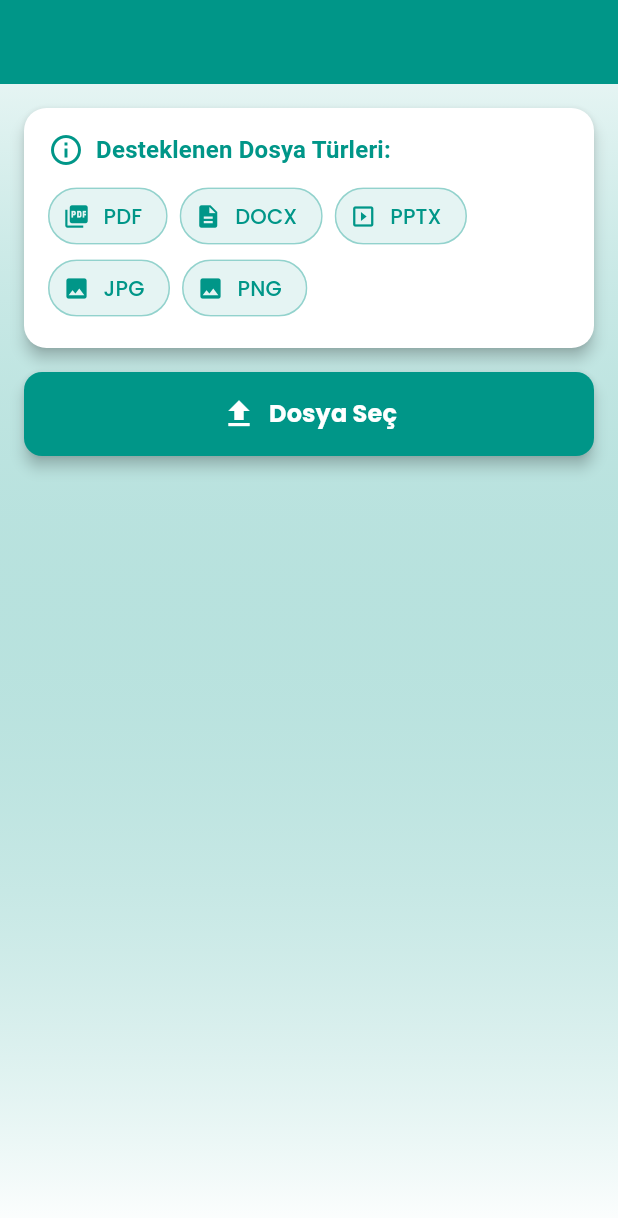
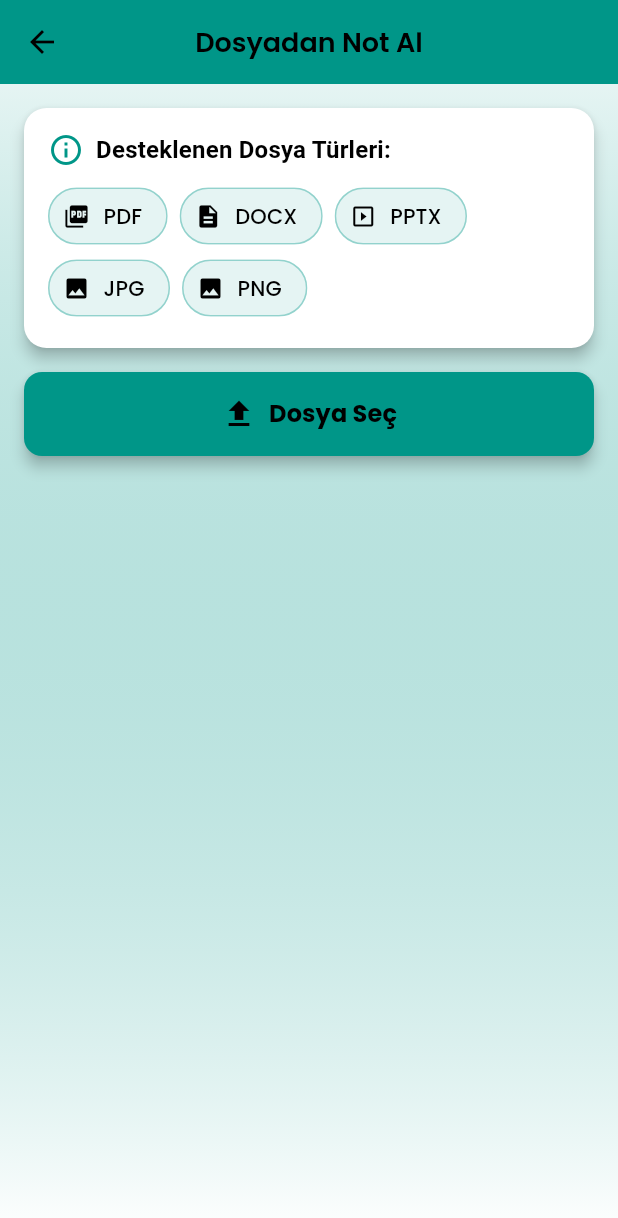
Before and after one commit to sarkozy543/Note_App, a Flutter app: the screen it shows after launch, after a tap on the "insert drive file" icon, on a phone screen of 412 x 824 dp. Shown: the top 1218 px of the screen. Run offline on Flutter 3.47's test engine with Material 3 defaults, Android fonts, the phone set to English and light mode, and no system bars; our stand-ins replace file_picker, google_fonts, sqflite, webview_flutter; missing offline and left inert: google_mlkit_text_recognition, syncfusion_flutter_pdfviewer; accounts and stored records are empty.

Commit message:
Metin ve ikon renkleri siyah

```diff
--- a/lib/main.dart
+++ b/lib/main.dart
@@ -119,13 +119,13 @@ class _MainNotesPageState extends State<MainNotesPage> {
             : notes.isEmpty
                 ? const Text(
                     'Henüz Not Yok',
-                    style: TextStyle(color: Colors.white, fontSize: 24),
+                    style: TextStyle(color: Colors.black, fontSize: 24), // <-- Rengi siyah yaptık
                   )
                 : buildNotes(),
       ),
       floatingActionButton: FloatingActionButton(
         backgroundColor: Theme.of(context).colorScheme.primary,
-        child: const Icon(Icons.add),
+        child: const Icon(Icons.add, color: Colors.black), // <-- Rengi siyah yaptık
         onPressed: () async {
           await Navigator.of(context).push(
             MaterialPageRoute(builder: (ctx) => const AddEditNotePage()),
@@ -196,7 +196,7 @@ class NoteCardWidget extends StatelessWidget {
           children: [
             Text(
               time,
-              style: TextStyle(color: Colors.grey.shade700),
+              style: TextStyle(color: Colors.black), // <-- Rengi siyah yaptık
             ),
             const SizedBox(height: 4),
             Text(
--- a/lib/pages/file_text_extractor_page.dart
+++ b/lib/pages/file_text_extractor_page.dart
@@ -244,7 +244,7 @@ class _FileTextExtractorPageState extends State<FileTextExtractorPage> {
                           child: Text(
                             'Desteklenen Dosya Türleri:',
                             style: Theme.of(context).textTheme.titleMedium?.copyWith(
-                              color: Theme.of(context).colorScheme.primary,
+                              color: Colors.black,
                               fontWeight: FontWeight.bold,
                             ),
                           ),
@@ -278,7 +278,7 @@ class _FileTextExtractorPageState extends State<FileTextExtractorPage> {
                   ),
                   elevation: 4,
                   backgroundColor: Theme.of(context).colorScheme.primary,
-                  foregroundColor: Theme.of(context).colorScheme.onPrimary,
+                  foregroundColor: Colors.black,
                   minimumSize: const Size(double.infinity, 50),
                 ),
                 child: Row(
@@ -287,6 +287,7 @@ class _FileTextExtractorPageState extends State<FileTextExtractorPage> {
                     Icon(
                       _isLoading ? Icons.hourglass_empty : Icons.file_upload,
                       size: 24,
+                      color: Colors.black,
                     ),
                     const SizedBox(width: 8),
                     Text(
@@ -294,6 +295,7 @@ class _FileTextExtractorPageState extends State<FileTextExtractorPage> {
                       style: const TextStyle(
                         fontSize: 16,
                         fontWeight: FontWeight.bold,
+                        color: Colors.black,
                       ),
                     ),
                   ],
@@ -311,15 +313,15 @@ class _FileTextExtractorPageState extends State<FileTextExtractorPage> {
                     borderRadius: BorderRadius.circular(10),
                   ),
                   child: ListTile(
-                    leading: const Icon(Icons.file_present),
+                    leading: const Icon(Icons.file_present, color: Colors.black),
                     title: Text(
                       'Seçilen Dosya:',
                       style: TextStyle(
-                        color: Theme.of(context).colorScheme.secondary,
+                        color: Colors.black,
                         fontWeight: FontWeight.w500,
                       ),
                     ),
-                    subtitle: Text(_fileName),
+                    subtitle: Text(_fileName, style: TextStyle(color: Colors.black)),
                   ),
                 ),
               ),
@@ -348,13 +350,13 @@ class _FileTextExtractorPageState extends State<FileTextExtractorPage> {
                           children: [
                             Icon(
                               Icons.text_fields,
-                              color: Theme.of(context).colorScheme.onPrimaryContainer,
+                              color: Colors.black,
                             ),
                             const SizedBox(width: 8),
                             Text(
                               'Metinden İstediğiniz Kısmı Seçin:',
                               style: TextStyle(
-                                color: Theme.of(context).colorScheme.onPrimaryContainer,
+                                color: Colors.black,
                                 fontWeight: FontWeight.bold,
                               ),
                             ),
@@ -368,7 +370,7 @@ class _FileTextExtractorPageState extends State<FileTextExtractorPage> {
                             child: SelectableText(
                               _extractedText,
                               style: TextStyle(
-                                color: Theme.of(context).colorScheme.onSurface,
+                                color: Colors.black,
                                 height: 1.5,
                               ),
                               onSelectionChanged: (selection, cause) {
@@ -404,13 +406,13 @@ class _FileTextExtractorPageState extends State<FileTextExtractorPage> {
                         children: [
                           Icon(
                             Icons.format_quote,
-                            color: Theme.of(context).colorScheme.secondary,
+                            color: Colors.black,
                           ),
                           const SizedBox(width: 8),
                           Text(
                             'Seçilen Metin:',
                             style: TextStyle(
-                              color: Theme.of(context).colorScheme.secondary,
+                              color: Colors.black,
                               fontWeight: FontWeight.bold,
                             ),
                           ),
@@ -420,7 +422,7 @@ class _FileTextExtractorPageState extends State<FileTextExtractorPage> {
                       Text(
                         _selectedText,
                         style: TextStyle(
-                          color: Theme.of(context).colorScheme.onSurface,
+                          color: Colors.black,
                         ),
                         maxLines: 3,
                         overflow: TextOverflow.ellipsis,
@@ -443,11 +445,11 @@ class _FileTextExtractorPageState extends State<FileTextExtractorPage> {
                             }
                           });
                         },
-                        icon: const Icon(Icons.note_add),
-                        label: const Text('Seçili Metni Nota Ekle'),
+                        icon: const Icon(Icons.note_add, color: Colors.black),
+                        label: const Text('Seçili Metni Nota Ekle', style: TextStyle(color: Colors.black)),
                         style: ElevatedButton.styleFrom(
                           backgroundColor: Theme.of(context).colorScheme.secondary,
-                          foregroundColor: Theme.of(context).colorScheme.onSecondary,
+                          foregroundColor: Colors.black,
                           padding: const EdgeInsets.symmetric(vertical: 12),
                           shape: RoundedRectangleBorder(
                             borderRadius: BorderRadius.circular(10),
@@ -469,12 +471,12 @@ class _FileTextExtractorPageState extends State<FileTextExtractorPage> {
       avatar: Icon(
         icon,
         size: 18,
-        color: Theme.of(context).colorScheme.primary,
+        color: Colors.black,
       ),
       label: Text(
         label,
         style: TextStyle(
-          color: Theme.of(context).colorScheme.primary,
+          color: Colors.black,
           fontWeight: FontWeight.w500,
         ),
       ),
--- a/lib/pages/note_add_to_existing_page.dart
+++ b/lib/pages/note_add_to_existing_page.dart
@@ -123,7 +123,7 @@ class _NoteAddToExistingPageState extends State<NoteAddToExistingPage> {
             : notes.isEmpty
                 ? const Text(
                     'Not bulunamadı. Lütfen önce bir not oluşturun.',
-                    style: TextStyle(color: Colors.white, fontSize: 18),
+                    style: TextStyle(color: Colors.black, fontSize: 18), // <-- Rengi siyah yaptık
                     textAlign: TextAlign.center,
                   )
                 : buildNotesGrid(),
@@ -155,7 +155,7 @@ class _NoteAddToExistingPageState extends State<NoteAddToExistingPage> {
                   children: [
                     Text(
                       DateFormat.yMMMd().format(note.createdTime),
-                      style: TextStyle(color: Colors.grey.shade700, fontSize: 12),
+                      style: TextStyle(color: Colors.black, fontSize: 12), // <-- Rengi siyah yaptık
                     ),
                     const SizedBox(height: 4),
                     Text(
@@ -171,7 +171,7 @@ class _NoteAddToExistingPageState extends State<NoteAddToExistingPage> {
                     const SizedBox(height: 4),
                     Text(
                       note.content,
-                      style: const TextStyle(color: Colors.black54, fontSize: 14),
+                      style: const TextStyle(color: Colors.black, fontSize: 14), // <-- Rengi siyah yaptık
                       maxLines: 4,
                       overflow: TextOverflow.ellipsis,
                     ),
--- a/lib/theme/app_theme.dart
+++ b/lib/theme/app_theme.dart
@@ -11,25 +11,25 @@ class AppTheme {
         secondary: AppColors.secondary,
         surface: AppColors.surface,
         background: AppColors.background,
-        onPrimary: Colors.white,
+        onPrimary: Colors.black,
         onSecondary: Colors.black,
-        onSurface: AppColors.text,
-        onBackground: AppColors.text,
+        onSurface: Colors.black,
+        onBackground: Colors.black,
       ),
 
       textTheme: GoogleFonts.poppinsTextTheme().copyWith(
         headlineLarge: TextStyle(
-          color: AppColors.text,
+          color: Colors.black,
           fontSize: 28,
           fontWeight: FontWeight.bold,
         ),
         titleMedium: TextStyle(
-          color: AppColors.text,
+          color: Colors.black,
           fontSize: 16,
           fontWeight: FontWeight.w600,
         ),
         bodyMedium: TextStyle(
-          color: AppColors.textLight,
+          color: Colors.black,
           fontSize: 14,
         ),
       ),
@@ -51,9 +51,9 @@ class AppTheme {
         backgroundColor: AppColors.surface,
         elevation: 0,
         centerTitle: true,
-        iconTheme: IconThemeData(color: AppColors.primary),
+        iconTheme: IconThemeData(color: Colors.black),
         titleTextStyle: GoogleFonts.poppins(
-          color: AppColors.primary,
+          color: Colors.black,
           fontSize: 18,
           fontWeight: FontWeight.w600,
         ),
--- a/lib/utils/constants.dart
+++ b/lib/utils/constants.dart
@@ -6,8 +6,8 @@ class AppColors {
   static const Color accent = Color(0xFF673AB7);       // Deep Purple
   static const Color background = Color(0xFFF5F5F5);   // Light Grey
   static const Color surface = Color(0xFFFFFFFF);      // White
-  static const Color text = Color(0xFF263238);         // Blue Grey 900
-  static const Color textLight = Color(0xFF607D8B);    // Blue Grey 400
+  static const Color text = Colors.black;         // Artık siyah
+  static const Color textLight = Colors.black;    // Artık siyah
 
   static const List<Color> noteColors = [
     Color(0xFFFFF8E1), // Amber 50
```
Also changed, not shown: lib/pages/add_edit_note_page.dart (+11 -11 lines), lib/pages/note_detail_page.dart (+4 -4 lines), lib/pages/pdf_viewer_page.dart (+4 -4 lines), lib/pages/web_scraper_page.dart (+9 -10 lines), lib/database/notes_database.dart (line endings or trailing spaces), lib/models/note.dart (line endings or trailing spaces), lib/services/file_upload_service.dart (line endings or trailing spaces).
